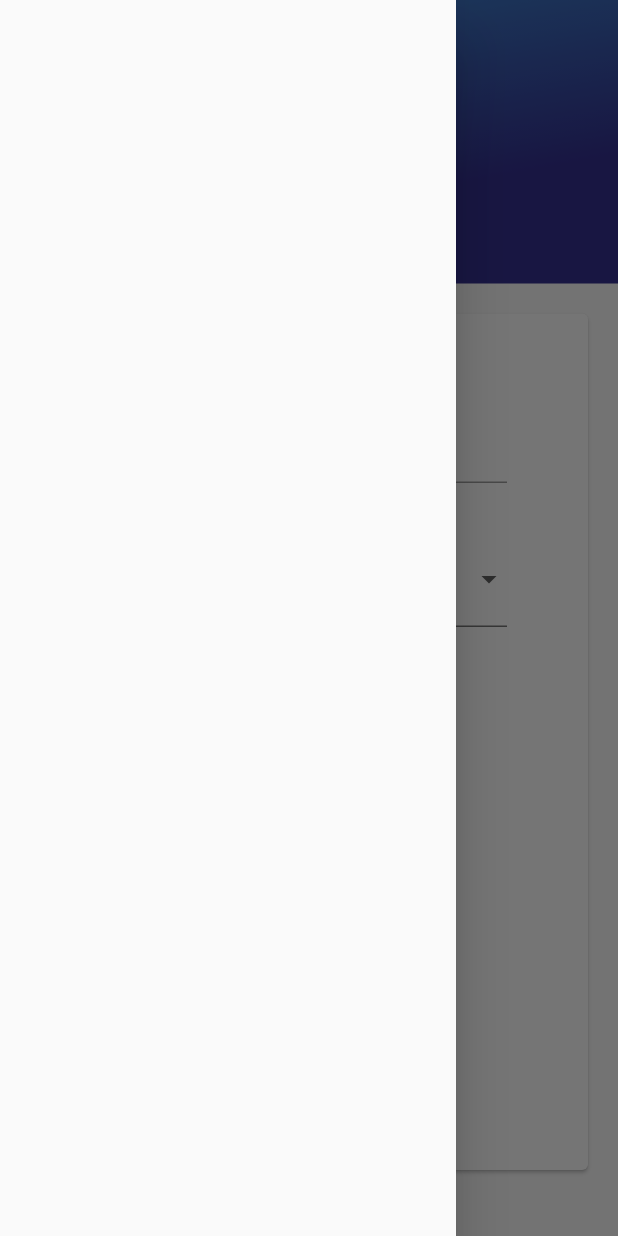
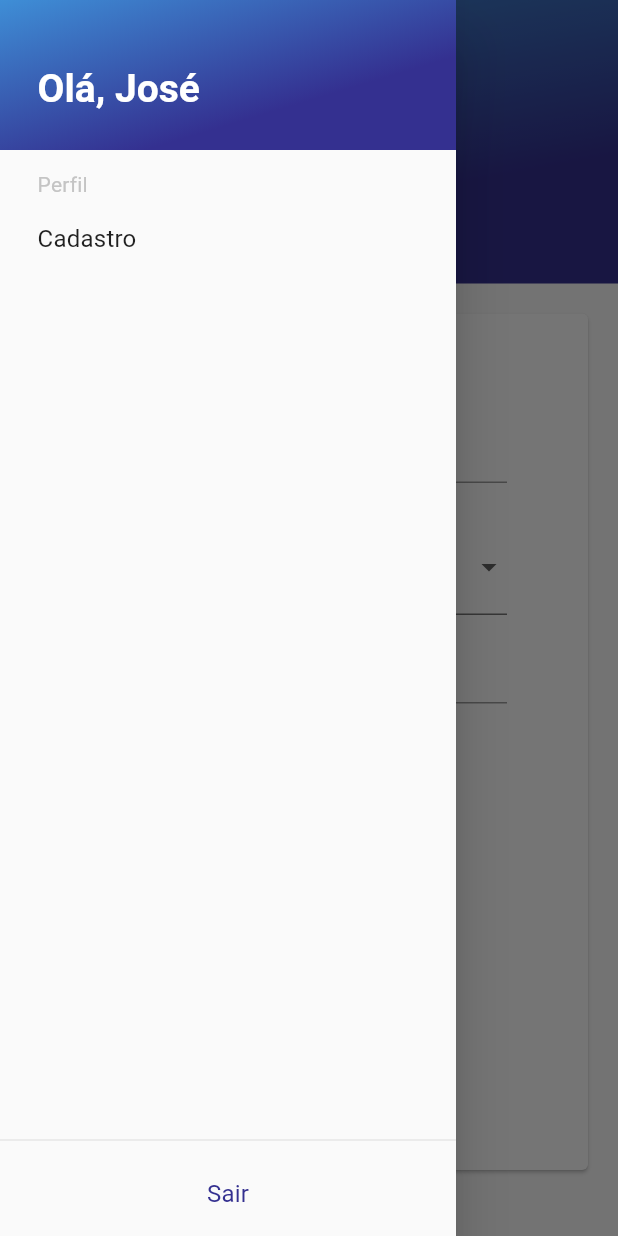
Before and after one commit to adensoares/raroacademy-budget, a Flutter app: the screen it shows after launch, with the side drawer open, on a phone screen of 412 x 824 dp. Run offline on Flutter 3.47's test engine with Material 2 defaults, Android fonts, the phone set to English and light mode, and no system bars; our stand-ins replace mask_text_input_formatter; missing offline and left inert: animated_card, validatorless, wc_form_validators; project files that could hold a hidden picture were left out.

Commit message:
Adicionado CustomDrawer nas paginas incomes e expenses

```diff
--- a/lib/src/app.dart
+++ b/lib/src/app.dart
@@ -17,7 +17,7 @@ class App extends StatelessWidget {
       theme: ThemeData(
         primarySwatch: AppColors.customMaterialPurple,
       ),
-      home: ExpensesPage(),
+      home: IncomesPage(),
     );
   }
 }
--- a/lib/src/modules/expenses/expenses_page.dart
+++ b/lib/src/modules/expenses/expenses_page.dart
@@ -58,7 +58,9 @@ class _ExpensesPageState extends State<ExpensesPage> {
         gradient: AppColors.headerButtonGradient,
         expanded: true,
       ),
-      drawer: Drawer(),
+      drawer: CustomDrawer(
+        textHeader: "Olá, José",
+      ),
       body: Padding(
         padding: const EdgeInsets.only(
           bottom: 40.0,
--- a/lib/src/modules/home/drawerSignUp/drawer_signup.dart
+++ b/lib/src/modules/home/drawerSignUp/drawer_signup.dart
@@ -18,7 +18,7 @@ class _DrawerSignupState extends State<DrawerSignup> {
   final _formkey = GlobalKey<FormState>();
   final _maskformaterCPF = MaskTextInputFormatter(
       mask: '###.###.###-##', filter: {'#': RegExp(r'[0-9]')});
-  final maskformaterNumber = MaskTextInputFormatter(
+  final _maskformaterNumber = MaskTextInputFormatter(
       mask: '(###) #####-####', filter: {'#': RegExp(r'[0-9]')});
 
   @override
--- a/lib/src/modules/incomes/incomes_page.dart
+++ b/lib/src/modules/incomes/incomes_page.dart
@@ -58,7 +58,9 @@ class _IncomesPageState extends State<IncomesPage> {
         gradient: AppColors.headerButtonGradient,
         expanded: true,
       ),
-      drawer: Drawer(),
+      drawer: CustomDrawer(
+        textHeader: "Olá, José",
+      ),
       body: Padding(
         padding: const EdgeInsets.only(
           bottom: 40.0,
--- a/lib/src/shared/widgets/appbar/custom_drawer_widget.dart
+++ b/lib/src/shared/widgets/appbar/custom_drawer_widget.dart
@@ -4,7 +4,8 @@ import 'package:flutter/material.dart';
 
 class CustomDrawer extends StatelessWidget {
   const CustomDrawer({
-    Key? key, required this.textHeader,
+    Key? key,
+    required this.textHeader,
   }) : super(key: key);
 
   final String textHeader;
@@ -22,7 +23,7 @@ class CustomDrawer extends StatelessWidget {
                   padding: EdgeInsets.only(left: 25.0, top: 44.0),
                   height: 100,
                   decoration: BoxDecoration(
-                    gradient: AppColors.splashGradient,
+                    gradient: AppColors.headerButtonGradient,
                   ),
                   child: Text(
                     textHeader,
@@ -30,16 +31,18 @@ class CustomDrawer extends StatelessWidget {
                   ),
                 ),
                 Padding(
-                  padding: EdgeInsets.only(left: 25.0, top: 15.0),
-                  child: Text("Perfil", style: AppTextStyles.lightGray14w400Roboto,)
-                ),
+                    padding: EdgeInsets.only(left: 25.0, top: 15.0),
+                    child: Text(
+                      "Perfil",
+                      style: AppTextStyles.lightGray14w400Roboto,
+                    )),
                 ListTile(
                   contentPadding: EdgeInsets.only(left: 25.0),
                   title: Text(
                     "Cadastro",
                     style: AppTextStyles.black16w400Roboto,
                   ),
-                  onTap: (){},
+                  onTap: () {},
                 )
               ],
             ),
@@ -49,7 +52,8 @@ class CustomDrawer extends StatelessWidget {
             title: const Text(
               'Sair',
               textAlign: TextAlign.center,
-              style: AppTextStyles.purple16w400Roboto,),
+              style: AppTextStyles.purple16w400Roboto,
+            ),
             onTap: () {
               Navigator.pop(context);
             },
--- a/lib/src/shared/widgets/shared_widgets.dart
+++ b/lib/src/shared/widgets/shared_widgets.dart
@@ -5,3 +5,4 @@ export 'header_page_password_widget.dart';
 export 'header_page_signup_widget.dart';
 export 'icons_widget.dart';
 export 'appbar/simple_appbar_widget.dart';
+export 'appbar/custom_drawer_widget.dart';
```
